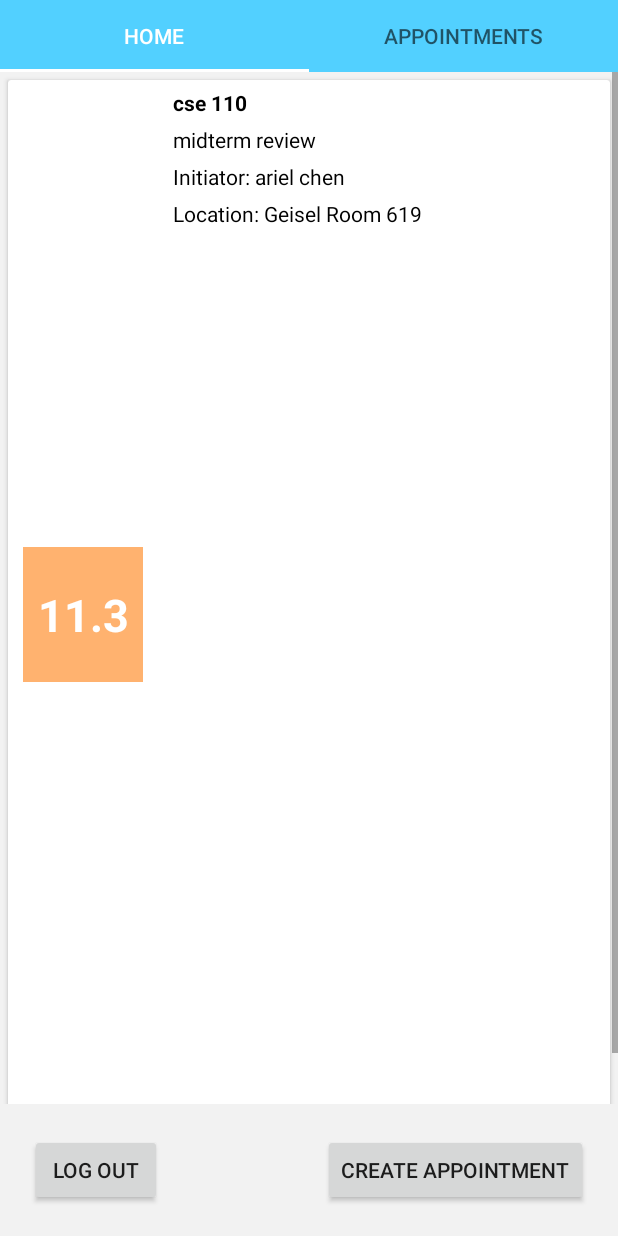
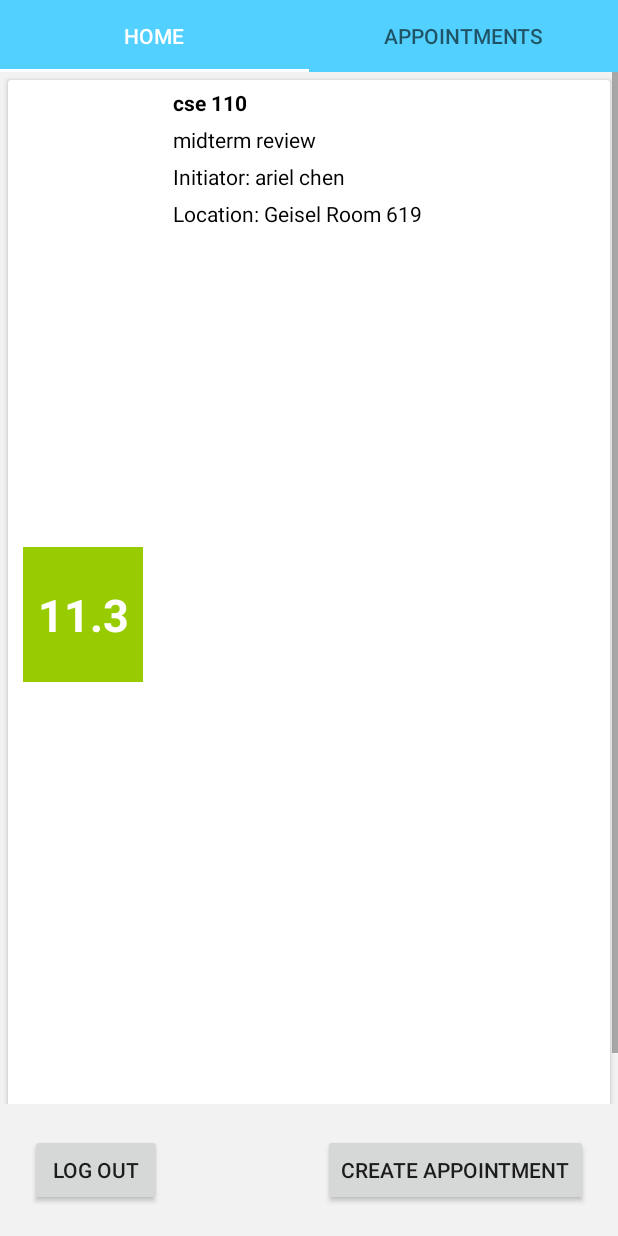
Before and after one commit to candice95/Study-Buddies, an Android app: the FirstFragment screen opened directly, with no data from a screen before it, on a phone screen of 412 x 824 dp. Run offline under Robolectric (Android 15) with nearby library versions, the phone set to English and light mode, and no system bars; libraries missing offline, so code that uses them is left out: com.parse; 1 statement that could not run was skipped.

Commit message:
Make new card holder

```diff
--- /dev/null
+++ b/app/src/main/java/com/example/cardgame/cardgame/ui/adapter/MyRecyclerViewAdapter.java
@@ -0,0 +1,51 @@
+package com.example.cardgame.cardgame.ui.adapter;
+
+/**
+ * Created by ye on 15/11/5.
+ */
+
+import android.support.v7.widget.RecyclerView;
+import android.view.LayoutInflater;
+import android.view.View;
+import android.view.ViewGroup;
+
+import com.example.cardgame.cardgame.R;
+import com.example.cardgame.cardgame.helper.Appointment;
+import com.example.cardgame.cardgame.ui.component.MyAppointmentCardLayout;
+
+import java.util.List;
+
+public class MyRecyclerViewAdapter extends RecyclerView.Adapter<RecyclerView.ViewHolder> {
+
+    private List<Appointment> appointments;
+
+    public MyRecyclerViewAdapter(List<Appointment> appointments) {
+        this.appointments = appointments;
+    }
+
+    @Override
+    public RecyclerView.ViewHolder onCreateViewHolder(ViewGroup parent, int viewType) {
+        View view = LayoutInflater.from(parent.getContext()).inflate(R.layout.
+                layout_myappointment_cardview, parent, false);
+        return new MyCardViewHolder(view);
+    }
+
+    @Override
+    public void onBindViewHolder(RecyclerView.ViewHolder holder, int position) {
+        ((MyCardViewHolder) holder).myappointmentCardLayout.setContent(appointments.get(position));
+    }
+
+    @Override
+    public int getItemCount() {
+        return appointments.size();
+    }
+
+    private static class MyCardViewHolder extends RecyclerView.ViewHolder{
+        MyAppointmentCardLayout myappointmentCardLayout;
+
+        public MyCardViewHolder(View itemView) {
+            super(itemView);
+            myappointmentCardLayout = (MyAppointmentCardLayout) itemView.findViewById(R.id.my_card_view);
+        }
+    }
+}
--- /dev/null
+++ b/app/src/main/java/com/example/cardgame/cardgame/ui/component/MyAppointmentCardLayout.java
@@ -0,0 +1,38 @@
+package com.example.cardgame.cardgame.ui.component;
+
+import android.support.v7.widget.CardView;
+import android.content.Context;
+import android.util.AttributeSet;
+import android.util.Log;
+import android.view.View;
+import android.widget.TextView;
+
+import com.example.cardgame.cardgame.R;
+import com.example.cardgame.cardgame.helper.Appointment;
+
+/**
+ * Created by yufei ye on 15/11/5.
+ */
+
+public class MyAppointmentCardLayout extends CardView {
+
+    public MyAppointmentCardLayout(Context context, AttributeSet attrs) {
+        super(context, attrs);
+    }
+
+    public void setContent(Appointment appointment) {
+        ((TextView) findViewById(R.id.date)).setText(appointment.date);
+        ((TextView) findViewById(R.id.title)).setText(appointment.title);
+        ((TextView) findViewById(R.id.detail)).setText(appointment.detail);
+        ((TextView) findViewById(R.id.creator)).setText("Initiator: "+appointment.creator);
+        ((TextView) findViewById(R.id.location)).setText("Location: "+appointment.location);
+
+        (findViewById(R.id.my_card_view)).setOnClickListener(new View.OnClickListener() {
+            @Override
+            public void onClick(View v) {
+                Log.d("testing","click my card");
+            }
+        });
+    }
+
+}
--- a/app/src/main/java/com/example/cardgame/cardgame/ui/fragment/FirstFragment.java
+++ b/app/src/main/java/com/example/cardgame/cardgame/ui/fragment/FirstFragment.java
@@ -11,7 +11,7 @@ import android.view.ViewGroup;
 
 import com.example.cardgame.cardgame.R;
 import com.example.cardgame.cardgame.helper.Appointment;
-import com.example.cardgame.cardgame.ui.adapter.RecyclerViewAdapter;
+import com.example.cardgame.cardgame.ui.adapter.MyRecyclerViewAdapter;
 
 import java.util.ArrayList;
 import java.util.List;
@@ -21,16 +21,16 @@ import java.util.List;
  */
 public class FirstFragment extends Fragment {
 
-    private RecyclerView rv;
+    private RecyclerView rv1;
     private List<Appointment> appointments = new ArrayList<>();
 
     @Override
     public View onCreateView(LayoutInflater inflater, ViewGroup container, Bundle savedInstanceState) {
         View view = inflater.inflate(R.layout.fragment_first, container, false);
-        rv = (RecyclerView) view.findViewById(R.id.rv);
+        rv1 = (RecyclerView) view.findViewById(R.id.rv1);
         LinearLayoutManager llm = new LinearLayoutManager(getContext());
-        rv.setLayoutManager(llm);
-        Log.d("onCreateView", rv + "");
+        rv1.setLayoutManager(llm);
+        Log.d("onCreateView", rv1 + "");
         // hard code data
 
         Appointment appointment = new Appointment();
@@ -84,8 +84,8 @@ public class FirstFragment extends Fragment {
 
 
         Log.d("onCreateView", appointments + "");
-        RecyclerViewAdapter recyclerViewAdapter = new RecyclerViewAdapter(appointments);
-        rv.setAdapter(recyclerViewAdapter);
+        MyRecyclerViewAdapter recyclerViewAdapter = new MyRecyclerViewAdapter(appointments);
+        rv1.setAdapter(recyclerViewAdapter);
         return view;
     }
 
--- a/app/src/main/res/layout/fragment_first.xml
+++ b/app/src/main/res/layout/fragment_first.xml
@@ -8,11 +8,12 @@
     android:scrollbars="vertical"
     android:fillViewport="true">
 <LinearLayout
-    android:orientation="vertical" android:layout_width="match_parent"
+    android:orientation="vertical"
+    android:layout_width="match_parent"
     android:layout_height="match_parent">
 
     <android.support.v7.widget.RecyclerView
-        android:id="@+id/rv"
+        android:id="@+id/rv1"
         android:layout_width="match_parent"
         android:layout_height="match_parent"
         />
--- /dev/null
+++ b/app/src/main/res/layout/layout_myappointment_cardview.xml
@@ -0,0 +1,73 @@
+<com.example.cardgame.cardgame.ui.component.MyAppointmentCardLayout
+    xmlns:android="http://schemas.android.com/apk/res/android"
+    android:id="@+id/my_card_view"
+    android:layout_width="match_parent"
+    android:layout_height="match_parent"
+    android:layout_margin="5dp"
+    android:clickable="true">
+
+    <RelativeLayout
+        android:layout_width="match_parent"
+        android:layout_height="match_parent">
+
+        <TextView
+            android:id="@+id/date"
+            android:layout_width="80dp"
+            android:layout_height="90dp"
+            android:layout_centerVertical="true"
+            android:gravity="center"
+            android:layout_marginTop="10dp"
+            android:layout_marginLeft="10dp"
+            android:layout_marginBottom="10dp"
+            android:layout_marginRight="20dp"
+            android:textColor="@color/white"
+            android:textStyle="bold"
+            android:background="@color/green"
+            android:textSize="30sp"
+            />
+
+        <TextView
+            android:id="@+id/title"
+            android:layout_width="wrap_content"
+            android:layout_height="wrap_content"
+            android:layout_marginTop="5dp"
+            android:layout_toRightOf="@+id/date"
+            android:textColor="@color/black"
+            android:textStyle="bold"
+            />
+
+        <TextView
+            android:id="@+id/detail"
+            android:layout_width="match_parent"
+            android:layout_height="wrap_content"
+            android:gravity="center_vertical"
+            android:layout_below="@+id/title"
+            android:layout_marginTop="5dp"
+            android:layout_toRightOf="@+id/date"
+            android:textColor="@color/black"
+            />
+
+        <TextView
+            android:id="@+id/creator"
+            android:layout_width="wrap_content"
+            android:layout_height="wrap_content"
+            android:layout_below="@+id/detail"
+            android:layout_marginTop="5dp"
+            android:layout_toRightOf="@+id/date"
+            android:textColor="@color/black"
+            />
+
+        <TextView
+            android:id="@+id/location"
+            android:layout_width="wrap_content"
+            android:layout_height="wrap_content"
+            android:layout_below="@+id/creator"
+            android:layout_marginTop="5dp"
+            android:layout_marginBottom="5dp"
+            android:layout_toRightOf="@+id/date"
+            android:textColor="@color/black"
+            />
+
+    </RelativeLayout>
+
+</com.example.cardgame.cardgame.ui.component.MyAppointmentCardLayout>
--- a/app/src/main/res/values/color.xml
+++ b/app/src/main/res/values/color.xml
@@ -4,6 +4,7 @@
     <color name="white">#FFFFFF</color>
     <color name="yellow">#F7E485</color>
     <color name="orange">#FFB26F</color>
+    <color name="green">#FF99CC00</color>
 
     <color name="gray_bg">#bdc1c9</color>
     <color name="gray_main_bg">#F2F2F2</color>
```
